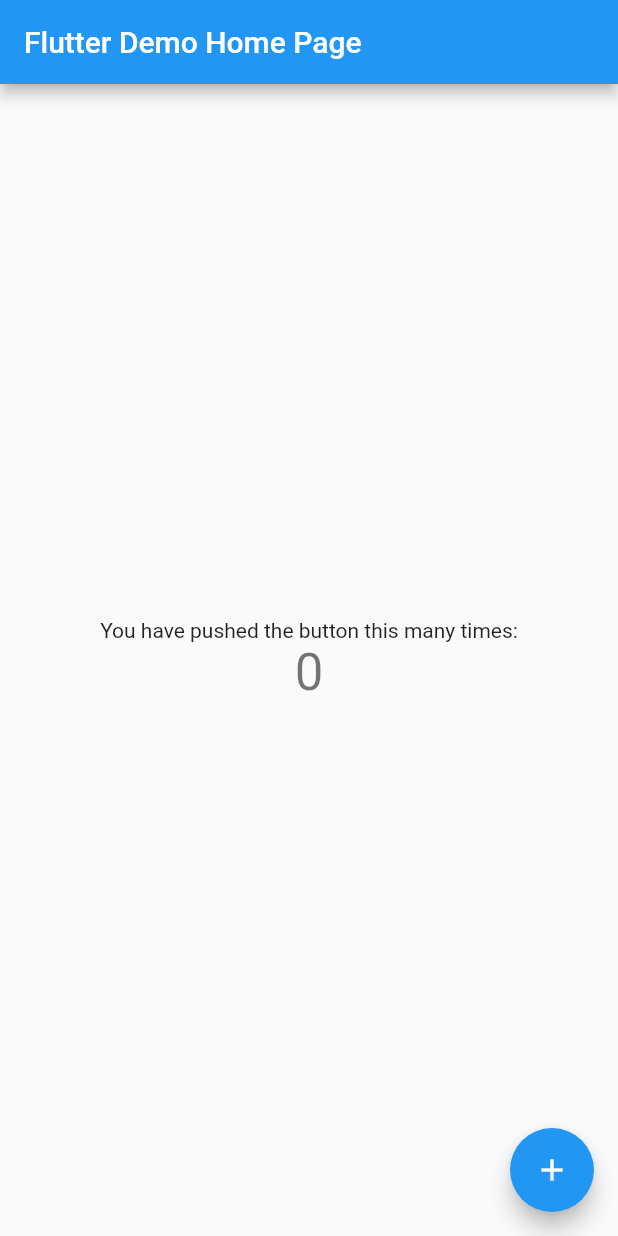
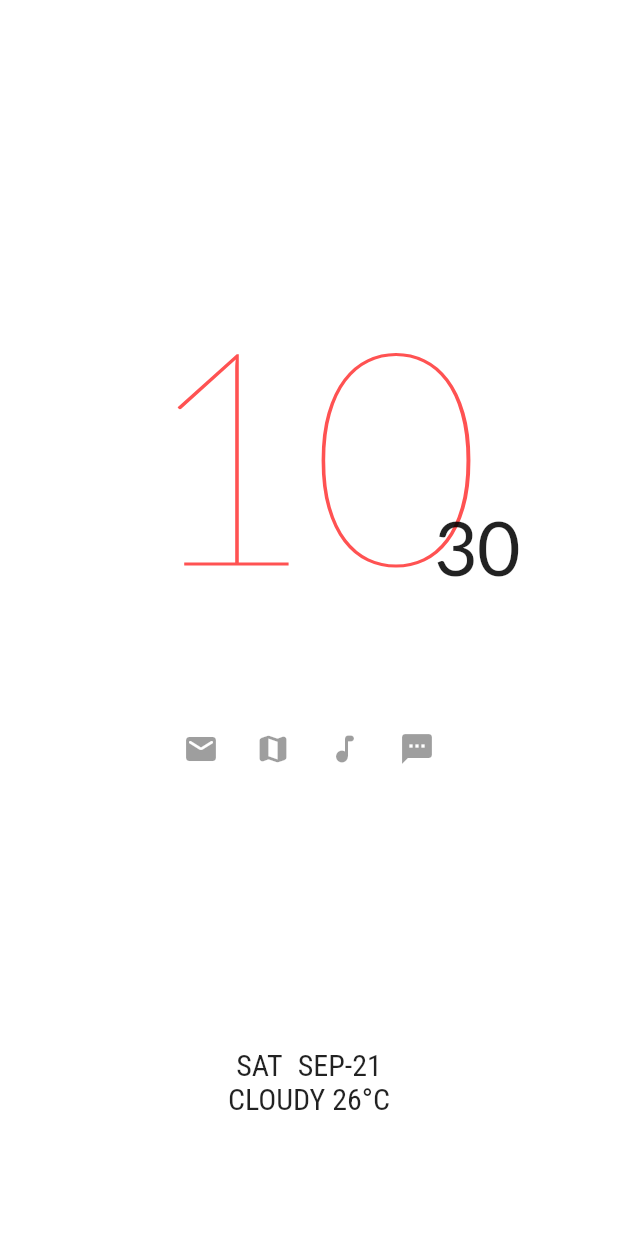
Before and after one commit to AdityaTajanpure/home_screen_design, a Flutter app: the screen it shows after launch, on a phone screen of 412 x 824 dp. Run offline on Flutter 3.47's test engine with Material 2 defaults, Android fonts, the phone set to English and light mode, and no system bars; our stand-ins replace google_fonts.

Commit message:
Final result

```diff
--- /dev/null
+++ b/App/screenutil_clock_screen/lib/clock_screen.dart
@@ -0,0 +1,131 @@
+import 'package:flutter/material.dart';
+import 'package:google_fonts/google_fonts.dart';
+import 'data.dart';
+
+class ClockScreen extends StatelessWidget {
+  const ClockScreen({Key? key}) : super(key: key);
+
+  @override
+  Widget build(BuildContext context) {
+    final date = DateTime.now();
+    return Scaffold(
+      backgroundColor: Colors.redAccent,
+      body: Column(
+        crossAxisAlignment: CrossAxisAlignment.start,
+        children: [
+          const SizedBox(height: 300),
+          Center(
+            child: CustomPaint(
+              painter: MyTextPainter(text: date.hour),
+            ),
+          ),
+          Padding(
+            padding: const EdgeInsets.only(right: 65.0, top: 35.0),
+            child: Align(
+              alignment: Alignment.centerRight,
+              child: Text(
+                date.minute.toString().padLeft(2, '0'),
+                style: GoogleFonts.lato().copyWith(fontSize: 50),
+              ),
+            ),
+          ),
+          const SizedBox(height: 80),
+          Row(
+            mainAxisAlignment: MainAxisAlignment.center,
+            children: [
+              const IconButton(
+                icon: Icon(Icons.mail_rounded),
+                onPressed: null,
+              ),
+              const IconButton(
+                icon: Icon(Icons.map_rounded),
+                onPressed: null,
+              ),
+              const IconButton(
+                icon: Icon(Icons.music_note_rounded),
+                onPressed: null,
+              ),
+              const IconButton(
+                icon: Icon(Icons.sms_rounded),
+                onPressed: null,
+              ),
+            ],
+          ),
+        ],
+      ),
+      bottomNavigationBar: Column(
+        mainAxisSize: MainAxisSize.min,
+        crossAxisAlignment: CrossAxisAlignment.center,
+        children: [
+          Row(
+            mainAxisAlignment: MainAxisAlignment.center,
+            crossAxisAlignment: CrossAxisAlignment.center,
+            children: [
+              Text(
+                days[date.weekday].toUpperCase(),
+                style: GoogleFonts.robotoCondensed().copyWith(
+                  fontSize: 20,
+                ),
+              ),
+              const SizedBox(width: 10),
+              Text(
+                '${months[date.month].toUpperCase()}-${date.day.toString()}',
+                style: GoogleFonts.robotoCondensed().copyWith(
+                  fontSize: 20,
+                ),
+              )
+            ],
+          ),
+          Text(
+            'CLOUDY 26°C',
+            style: GoogleFonts.robotoCondensed().copyWith(
+              fontSize: 20,
+            ),
+          ),
+          SizedBox(
+            height: 80,
+          )
+        ],
+      ),
+    );
+  }
+}
+
+class MyTextPainter extends CustomPainter {
+  MyTextPainter({required this.text});
+
+  final int text;
+
+  @override
+  void paint(Canvas canvas, Size size) {
+    TextPainter textPainter = TextPainter(
+      text: TextSpan(
+        text: text > 12 ? (text - 12).toString() : text.toString(),
+        style: GoogleFonts.lato().copyWith(
+          fontSize: 200.0,
+          fontWeight: FontWeight.w200,
+        ),
+      ),
+      textDirection: TextDirection.ltr,
+    );
+    textPainter.layout();
+
+    // Draw text
+    final textOffset =
+        size.center(Offset.zero) - textPainter.size.center(Offset.zero);
+
+    // Your text box (orange in your example)
+    final boxRect = RRect.fromRectAndCorners(Rect.largest);
+    final boxPaint = Paint()
+      ..color = Colors.white
+      ..blendMode = BlendMode.srcOut;
+
+    canvas.saveLayer(boxRect.outerRect, Paint());
+    textPainter.paint(canvas, textOffset);
+    canvas.drawRRect(boxRect, boxPaint);
+    canvas.restore();
+  }
+
+  @override
+  bool shouldRepaint(MyTextPainter oldDelegate) => true;
+}
--- /dev/null
+++ b/App/screenutil_clock_screen/lib/data.dart
@@ -0,0 +1,15 @@
+final days = ['Sun', 'Mon', 'Tues', 'Wed', 'Thu', 'Fri', 'Sat'];
+final months = [
+  'Jan',
+  'Feb',
+  'Mar',
+  'Apr',
+  'May',
+  'Jun',
+  'Jul',
+  'Aug',
+  'Sep',
+  'Oct',
+  'Nov',
+  'Dec'
+];
--- /dev/null
+++ b/App/screenutil_clock_screen/lib/home_screen.dart
@@ -0,0 +1,17 @@
+import 'package:flutter/material.dart';
+
+class HomeScreen extends StatelessWidget {
+  const HomeScreen({Key? key}) : super(key: key);
+
+  @override
+  Widget build(BuildContext context) {
+    return Scaffold(
+        backgroundColor: Colors.blueAccent,
+        body: Image.asset(
+          'assets/image.png',
+          height: MediaQuery.of(context).size.height + 200,
+          fit: BoxFit.fill,
+          filterQuality: FilterQuality.high,
+        ));
+  }
+}
--- a/App/screenutil_clock_screen/lib/main.dart
+++ b/App/screenutil_clock_screen/lib/main.dart
@@ -1,4 +1,9 @@
 import 'package:flutter/material.dart';
+import 'package:flutter/services.dart';
+import 'package:screenutil_clock_screen/clock_screen.dart';
+import 'package:screenutil_clock_screen/home_screen.dart';
+
+import 'clock_screen.dart';
 
 void main() {
   runApp(MyApp());
@@ -7,58 +12,29 @@ void main() {
 class MyApp extends StatelessWidget {
   @override
   Widget build(BuildContext context) {
+    SystemChrome.setEnabledSystemUIOverlays([SystemUiOverlay.top]);
+    SystemChrome.setSystemUIOverlayStyle(
+      SystemUiOverlayStyle(
+        statusBarColor: Colors.transparent,
+        statusBarIconBrightness: Brightness.dark,
+        systemNavigationBarColor: Colors.transparent,
+        systemNavigationBarIconBrightness: Brightness.dark,
+      ),
+    );
     return MaterialApp(
+      debugShowCheckedModeBanner: false,
       title: 'Flutter Demo',
       theme: ThemeData(
         primarySwatch: Colors.blue,
       ),
-      home: MyHomePage(title: 'Flutter Demo Home Page'),
-    );
-  }
-}
-
-class MyHomePage extends StatefulWidget {
-  MyHomePage({Key? key, this.title}) : super(key: key);
-
-  final String? title;
-
-  @override
-  _MyHomePageState createState() => _MyHomePageState();
-}
-
-class _MyHomePageState extends State<MyHomePage> {
-  int _counter = 0;
-
-  void _incrementCounter() {
-    setState(() {
-      _counter++;
-    });
-  }
-
-  @override
-  Widget build(BuildContext context) {
-    return Scaffold(
-      appBar: AppBar(
-        title: Text(widget.title!),
-      ),
-      body: Center(
-        child: Column(
-          mainAxisAlignment: MainAxisAlignment.center,
-          children: <Widget>[
-            Text(
-              'You have pushed the button this many times:',
-            ),
-            Text(
-              '$_counter',
-              style: Theme.of(context).textTheme.headline4,
-            ),
+      home: Scaffold(
+        backgroundColor: Colors.white,
+        body: PageView(
+          children: [
+            ClockScreen(),
+            HomeScreen(),
           ],
         ),
-      ),
-      floatingActionButton: FloatingActionButton(
-        onPressed: _incrementCounter,
-        tooltip: 'Increment',
-        child: Icon(Icons.add),
       ),
     );
   }
```
Also changed, not shown: App/screenutil_clock_screen/pubspec.yaml (+7 -15 lines), App/screenutil_clock_screen/assets/image.png (added), App/screenutil_clock_screen/pubspec.lock.
